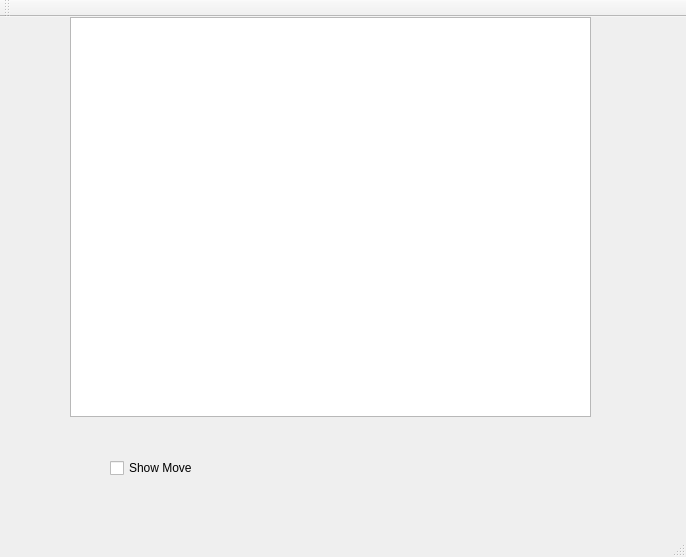
Before: the Qt Designer form rqt_chess/ui/mainwindow.ui in roadnarrows-robotics/chess_engine, drawn with Qt 5.
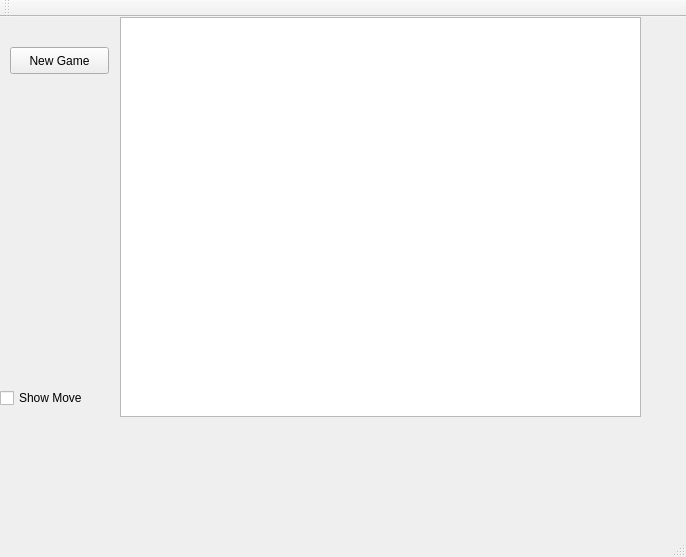
After: the same form once the commit is applied.

Diff of the .ui file:
```diff
--- a/rqt_chess/ui/mainwindow.ui
+++ b/rqt_chess/ui/mainwindow.ui
@@ -17,7 +17,7 @@
    <widget class="QGraphicsView" name="playArea">
     <property name="geometry">
      <rect>
-      <x>70</x>
+      <x>120</x>
       <y>0</y>
       <width>521</width>
       <height>400</height>
@@ -27,8 +27,8 @@
    <widget class="QCheckBox" name="checkBox">
     <property name="geometry">
      <rect>
-      <x>110</x>
-      <y>440</y>
+      <x>0</x>
+      <y>370</y>
       <width>111</width>
       <height>22</height>
      </rect>
@@ -37,6 +37,19 @@
      <string>Show Move</string>
     </property>
    </widget>
+   <widget class="QPushButton" name="newGame">
+    <property name="geometry">
+     <rect>
+      <x>10</x>
+      <y>30</y>
+      <width>99</width>
+      <height>27</height>
+     </rect>
+    </property>
+    <property name="text">
+     <string>New Game</string>
+    </property>
+   </widget>
   </widget>
   <widget class="QMenuBar" name="menuBar">
    <property name="geometry">
```
